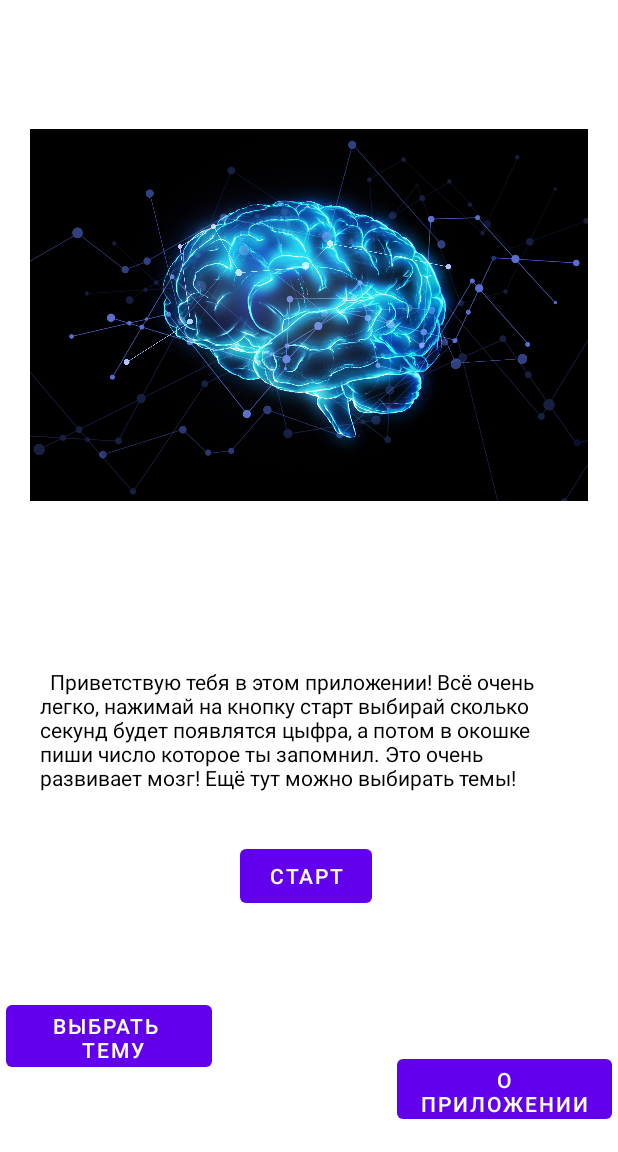
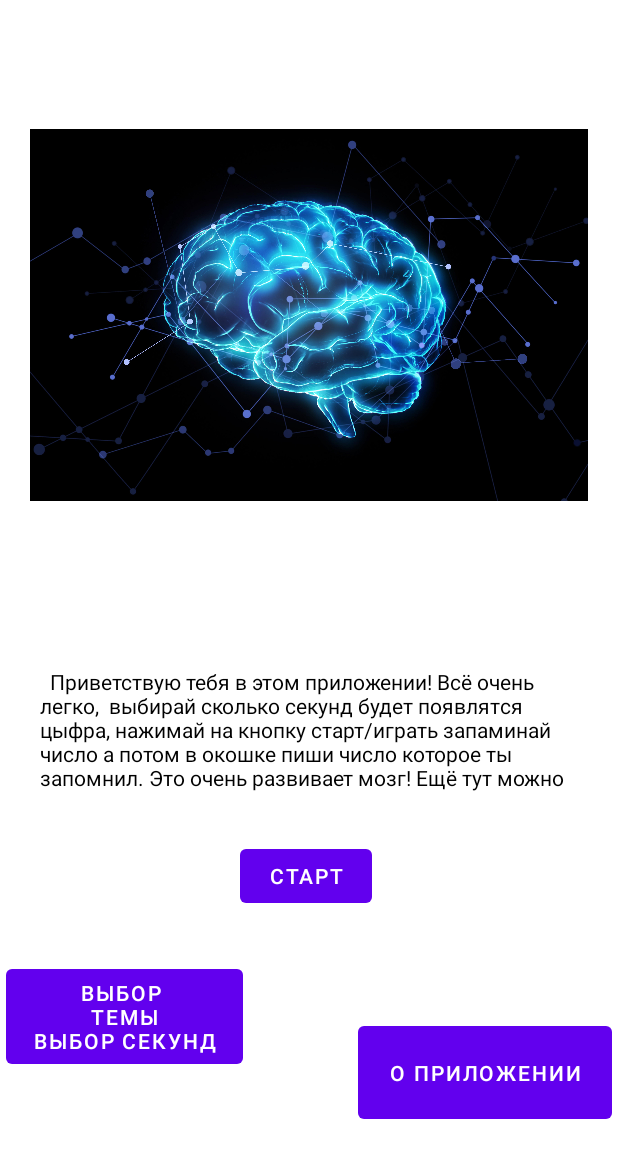
Before and after one commit to PrettyNastya/NumbersMemory, an Android app: the screen it shows after launch (MainActivity), on a phone screen of 412 x 824 dp, the part 84-1236 px from its top. Run offline under Robolectric (Android 15) with nearby library versions, the phone set to English and light mode, and no system bars.

Commit message:
изменила положение кнопок на главном экране, изменила текст на главном экране, поменяла название классической темы на чёрно белую

```diff
--- a/app/src/main/res/layout/activity_main.xml
+++ b/app/src/main/res/layout/activity_main.xml
@@ -13,7 +13,7 @@
         android:layout_width="378dp"
         android:layout_height="103dp"
         android:padding="10dp"
-        android:text="  Приветствую тебя в этом приложении! Всё очень легко, нажимай на кнопку старт выбирай сколько секунд будет появлятся цыфра, а потом в окошке пиши число которое ты запомнил. Это очень развивает мозг! Ещё тут можно выбирать темы! Удачи!"
+        android:text="  Приветствую тебя в этом приложении! Всё очень легко,  выбирай сколько секунд будет появлятся цыфра, нажимай на кнопку старт/играть запаминай число а потом в окошке пиши число которое ты запомнил. Это очень развивает мозг! Ещё тут можно выбирать темы! Удачи!"
         android:textColor="#000000"
         app:layout_constraintBottom_toBottomOf="parent"
         app:layout_constraintEnd_toEndOf="parent"
@@ -24,20 +24,20 @@
 
     <Button
         android:id="@+id/button"
-        android:layout_width="137dp"
-        android:layout_height="53dp"
+        android:layout_width="158dp"
+        android:layout_height="75dp"
         android:layout_marginStart="4dp"
-        android:layout_marginTop="664dp"
+        android:layout_marginTop="640dp"
         android:onClick="onClickGoToThem"
-        android:text="выбрать \n тему"
+        android:text="выбор \n темы \nвыбор секунд"
         android:textSize="14sp"
         app:layout_constraintStart_toStartOf="parent"
         app:layout_constraintTop_toTopOf="parent" />
 
     <Button
         android:id="@+id/button2"
-        android:layout_width="143dp"
-        android:layout_height="52dp"
+        android:layout_width="169dp"
+        android:layout_height="74dp"
         android:layout_marginEnd="4dp"
         android:layout_marginBottom="16dp"
         android:text="о приложении"
--- a/app/src/main/res/layout/activity_tem.xml
+++ b/app/src/main/res/layout/activity_tem.xml
@@ -24,7 +24,7 @@
         android:layout_height="61dp"
         android:layout_marginTop="148dp"
         android:onClick="setClassicTheme"
-        android:text="Классическая тема"
+        android:text="чёрно-белая тема"
         android:textSize="10sp"
         app:layout_constraintEnd_toStartOf="@+id/button10"
         app:layout_constraintHorizontal_bias="0.267"
```
